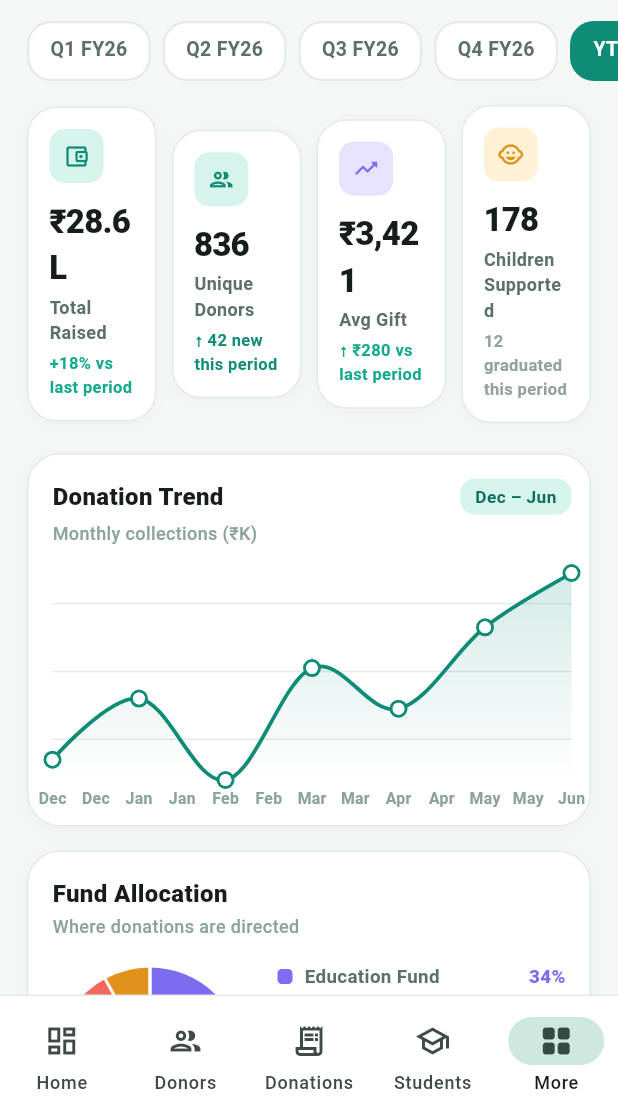
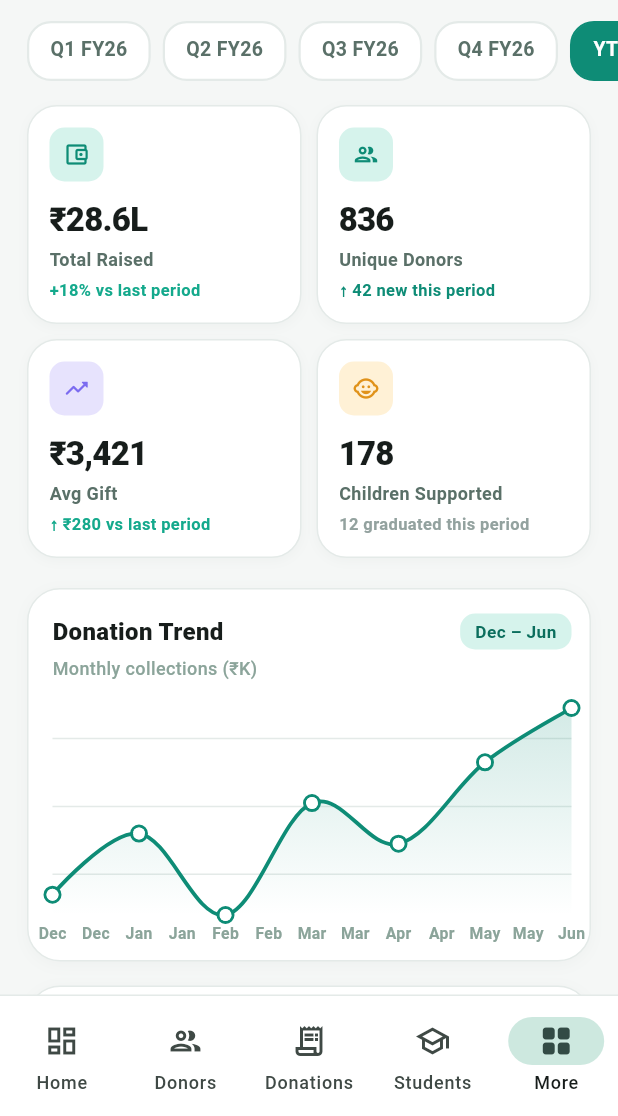
Before and after one commit to varalakshmivaru231020-svg/NGO, a Flutter app: the ReportsScreen screen opened by its route, on a phone screen of 412 x 824 dp, the part 120-1236 px from its top. Run offline on Flutter 3.47's test engine with Material 3 defaults, Android fonts, the light colour scheme and no system bars; drawn by our look-alikes of fl_chart; our stand-ins replace dio, file_picker, flutter_riverpod, go_router, image_picker, shared_preferences; missing offline and left inert: dart:html; accounts and stored records are empty.

Commit message:
Mobile responsiveness: fix overflow in all screens, responsive KPI grids, ellipsis on narrow cards

```diff
--- a/lib/features/donors/presentation/donors_screen.dart
+++ b/lib/features/donors/presentation/donors_screen.dart
@@ -450,13 +450,13 @@ class _DonorCard extends StatelessWidget {
               if (donor.city.isNotEmpty) ...[
                 Icon(Icons.location_on_outlined, size: 13, color: context.textHint),
                 const SizedBox(width: 3),
-                Text('${donor.city} · ', style: TextStyle(fontSize: 13, fontWeight: FontWeight.w600, color: context.textSub)),
+                Flexible(child: Text('${donor.city} · ', style: TextStyle(fontSize: 13, fontWeight: FontWeight.w600, color: context.textSub), overflow: TextOverflow.ellipsis)),
               ],
               Text('${donor.donationCount} donations', style: TextStyle(fontSize: 13, fontWeight: FontWeight.w600, color: context.textSub)),
             ]),
           ])),
           const SizedBox(width: 10),
-          Text(donor.mobile, style: const TextStyle(fontSize: 13, fontWeight: FontWeight.w700, color: _brand700)),
+          Flexible(child: Text(donor.mobile, style: const TextStyle(fontSize: 13, fontWeight: FontWeight.w700, color: _brand700), overflow: TextOverflow.ellipsis, textAlign: TextAlign.end)),
         ]),
       ),
     );
--- a/lib/features/reports/presentation/reports_screen.dart
+++ b/lib/features/reports/presentation/reports_screen.dart
@@ -145,16 +145,27 @@ class _ReportsScreenState extends State<ReportsScreen> {
 
             const SizedBox(height: 16),
 
-            // KPI single row of 4
-            Padding(padding: const EdgeInsets.symmetric(horizontal: 18), child: Row(children: [
-              Expanded(child: _KPICard(label: 'Total Raised', value: _inrC(2860000), sub: '+18% vs last period', subColor: _green500, icon: Icons.account_balance_wallet_outlined, iconBg: _brand100, iconFg: _brand600)),
-              const SizedBox(width: 10),
-              Expanded(child: _KPICard(label: 'Unique Donors', value: '836', sub: '↑ 42 new this period', subColor: _brand600, icon: Icons.people_outlined, iconBg: _brand100, iconFg: _brand600)),
-              const SizedBox(width: 10),
-              Expanded(child: _KPICard(label: 'Avg Gift', value: '₹3,421', sub: '↑ ₹280 vs last period', subColor: _green500, icon: Icons.trending_up_rounded, iconBg: const Color(0xFFE7E3FD), iconFg: _violet500)),
-              const SizedBox(width: 10),
-              Expanded(child: _KPICard(label: 'Children Supported', value: '178', sub: '12 graduated this period', subColor: _onSurface3, icon: Icons.child_care_outlined, iconBg: const Color(0xFFFFF1D6), iconFg: _amber600)),
-            ])),
+            // KPI — 4 cards: single row on wide, 2×2 on narrow
+            Padding(padding: const EdgeInsets.symmetric(horizontal: 18), child: LayoutBuilder(builder: (_, constraints) {
+              final wide = constraints.maxWidth > 580;
+              final card1 = _KPICard(label: 'Total Raised', value: _inrC(2860000), sub: '+18% vs last period', subColor: _green500, icon: Icons.account_balance_wallet_outlined, iconBg: _brand100, iconFg: _brand600);
+              final card2 = _KPICard(label: 'Unique Donors', value: '836', sub: '↑ 42 new this period', subColor: _brand600, icon: Icons.people_outlined, iconBg: _brand100, iconFg: _brand600);
+              final card3 = _KPICard(label: 'Avg Gift', value: '₹3,421', sub: '↑ ₹280 vs last period', subColor: _green500, icon: Icons.trending_up_rounded, iconBg: const Color(0xFFE7E3FD), iconFg: _violet500);
+              final card4 = _KPICard(label: 'Children Supported', value: '178', sub: '12 graduated this period', subColor: _onSurface3, icon: Icons.child_care_outlined, iconBg: const Color(0xFFFFF1D6), iconFg: _amber600);
+              if (wide) {
+                return Row(children: [
+                  Expanded(child: card1), const SizedBox(width: 10),
+                  Expanded(child: card2), const SizedBox(width: 10),
+                  Expanded(child: card3), const SizedBox(width: 10),
+                  Expanded(child: card4),
+                ]);
+              }
+              return Column(children: [
+                Row(children: [Expanded(child: card1), const SizedBox(width: 10), Expanded(child: card2)]),
+                const SizedBox(height: 10),
+                Row(children: [Expanded(child: card3), const SizedBox(width: 10), Expanded(child: card4)]),
+              ]);
+            })),
 
             const SizedBox(height: 20),
 
--- a/lib/features/tracker/presentation/donation_tracker_screen.dart
+++ b/lib/features/tracker/presentation/donation_tracker_screen.dart
@@ -230,14 +230,14 @@ class _DonationTrackerScreenState extends State<DonationTrackerScreen> {
                             child: Center(child: Text(_initials(d.donor), style: const TextStyle(color: Colors.white, fontWeight: FontWeight.w800, fontSize: 15)))),
                           const SizedBox(width: 12),
                           Expanded(child: Column(crossAxisAlignment: CrossAxisAlignment.start, children: [
-                            Text(d.donor, style: TextStyle(fontSize: 14.5, fontWeight: FontWeight.w700, height: 1, color: context.textPrimary)),
+                            Text(d.donor, style: TextStyle(fontSize: 14.5, fontWeight: FontWeight.w700, height: 1, color: context.textPrimary), overflow: TextOverflow.ellipsis),
                             const SizedBox(height: 3),
                             Row(children: [
                               Container(width: 8, height: 8, decoration: BoxDecoration(color: typeColor, borderRadius: BorderRadius.circular(2))),
                               const SizedBox(width: 6),
-                              Text('${d.type} · ${d.method}', style: TextStyle(fontSize: 12.5, color: context.textSub, fontWeight: FontWeight.w500)),
+                              Flexible(child: Text('${d.type} · ${d.method}', style: TextStyle(fontSize: 12.5, color: context.textSub, fontWeight: FontWeight.w500), overflow: TextOverflow.ellipsis)),
                             ]),
-                            Text(d.receipt, style: TextStyle(fontSize: 11, color: context.textHint, fontWeight: FontWeight.w500)),
+                            Text(d.receipt, style: TextStyle(fontSize: 11, color: context.textHint, fontWeight: FontWeight.w500), overflow: TextOverflow.ellipsis),
                           ])),
                           Column(crossAxisAlignment: CrossAxisAlignment.end, children: [
                             Text(_inr(d.amount), style: const TextStyle(fontSize: 14.5, fontWeight: FontWeight.w800, color: _brand700)),
```
Also changed, not shown: lib/features/dashboard/presentation/dashboard_screen.dart (+7 -8 lines), lib/features/donations/presentation/donations_screen.dart (+10 -7 lines), lib/features/payment_links/presentation/payment_links_screen.dart (+27 -8 lines), lib/features/students/presentation/students_screen.dart (+34 -5 lines), 2 other files.
